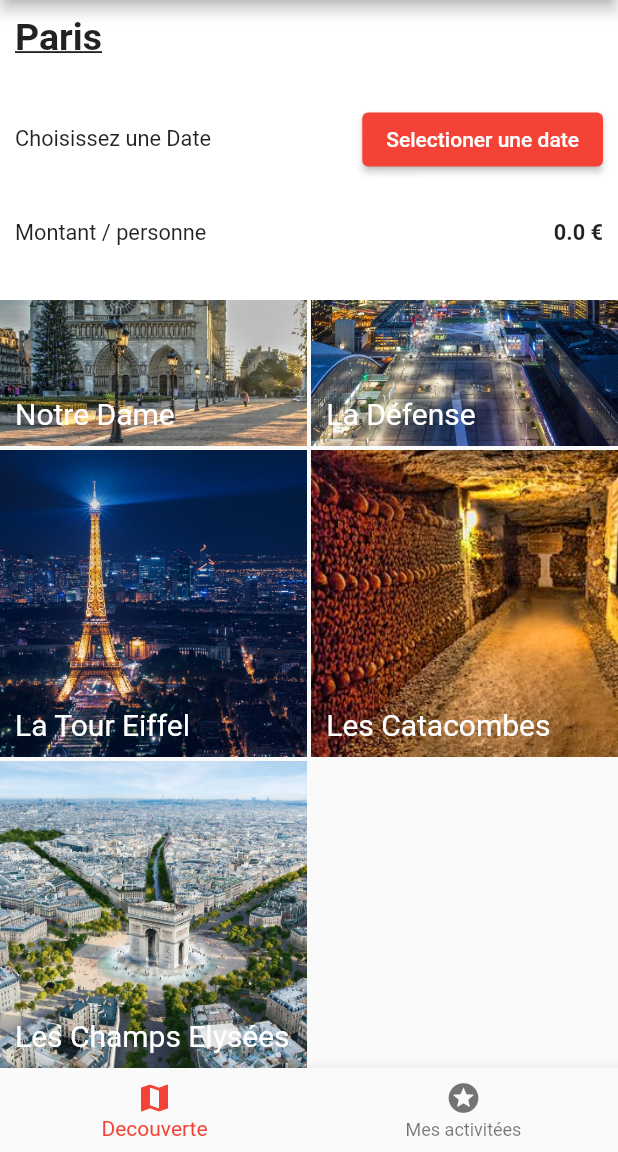
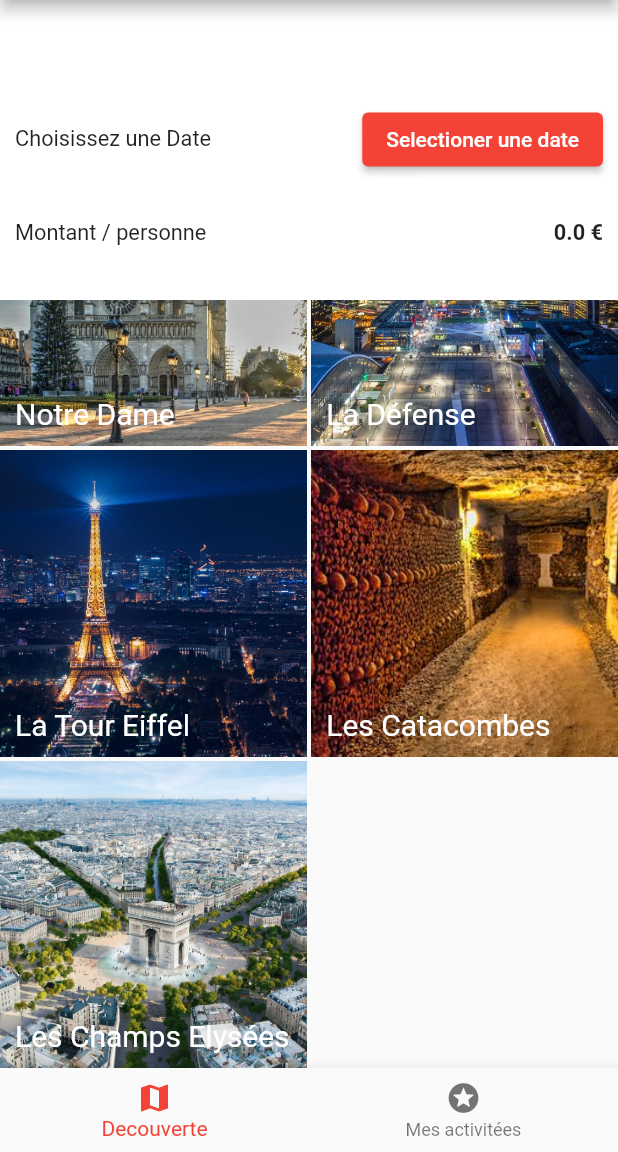
Before and after one commit to bedfir/city, a Flutter app: the CityView screen opened directly with empty values, scrolled down 315 dp, on a phone screen of 412 x 824 dp, the part 84-1236 px from its top. Run offline on Flutter 3.47's test engine with Material 2 defaults, Android fonts, the phone set to English and light mode, and no system bars.

Commit message:
Dynamique data

```diff
--- a/lib/views/city/widgets/trip_overview.dart
+++ b/lib/views/city/widgets/trip_overview.dart
@@ -6,15 +6,15 @@ import '../../../models/trip_model.dart';
 class TripOverview extends StatelessWidget {
   final VoidCallback setDate;
   final Trip trip;
-
-  double get amount {
-    return 0;
-  }
+  final String cityName;
+  final double amount;
 
   const TripOverview({
     Key? key,
     required this.setDate,
     required this.trip,
+    required this.cityName,
+    required this.amount,
   }) : super(key: key);
 
   @override
@@ -31,9 +31,9 @@ class TripOverview extends StatelessWidget {
       child: Column(
         crossAxisAlignment: CrossAxisAlignment.start,
         children: <Widget>[
-          const Text(
-            'Paris',
-            style: TextStyle(
+          Text(
+            cityName,
+            style: const TextStyle(
               fontSize: 25,
               decoration: TextDecoration.underline,
               fontWeight: FontWeight.bold,
```
